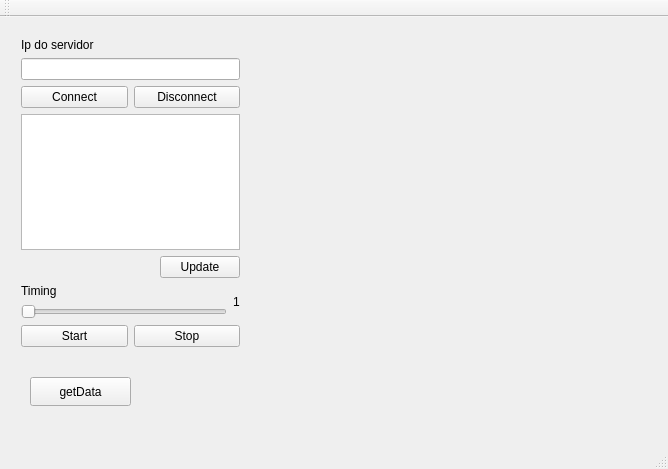
This is QtTcpClientConsumer/mainwindow.ui in rodolfostark/qt-supervisory-system as Qt 5 draws it before an edit. The edited form follows.
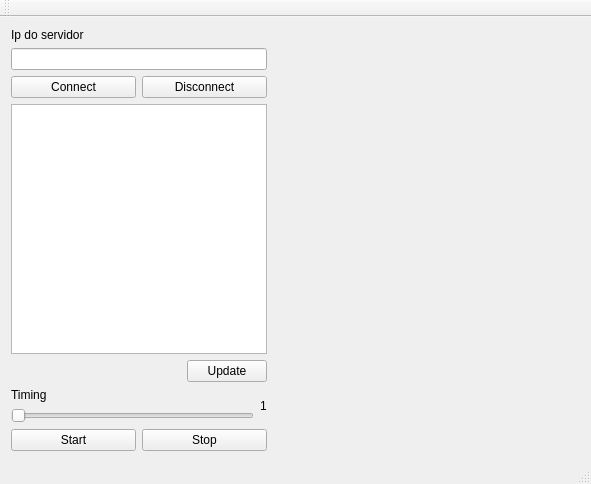
This is the edited form. Custom widgets are drawn as their Qt base class.

```diff
--- a/QtTcpClientConsumer/mainwindow.ui
+++ b/QtTcpClientConsumer/mainwindow.ui
@@ -6,36 +6,16 @@
    <rect>
     <x>0</x>
     <y>0</y>
-    <width>668</width>
-    <height>469</height>
+    <width>591</width>
+    <height>484</height>
    </rect>
   </property>
   <property name="windowTitle">
    <string>MainWindow</string>
   </property>
   <widget class="QWidget" name="centralWidget">
-   <widget class="QPushButton" name="pushButtonGet">
-    <property name="geometry">
-     <rect>
-      <x>30</x>
-      <y>360</y>
-      <width>101</width>
-      <height>29</height>
-     </rect>
-    </property>
-    <property name="text">
-     <string>getData</string>
-    </property>
-   </widget>
-   <widget class="QWidget" name="layoutWidget">
-    <property name="geometry">
-     <rect>
-      <x>10</x>
-      <y>10</y>
-      <width>241</width>
-      <height>331</height>
-     </rect>
-    </property>
+   <layout class="QFormLayout" name="formLayout">
+    <item row="0" column="0">
     <layout class="QVBoxLayout" name="verticalLayout_7">
      <item>
       <layout class="QVBoxLayout" name="verticalLayout_6">
@@ -167,24 +147,18 @@
       </layout>
      </item>
     </layout>
-   </widget>
-   <widget class="Grafico" name="widgetGrafico" native="true">
-    <property name="geometry">
-     <rect>
-      <x>270</x>
-      <y>10</y>
-      <width>341</width>
-      <height>331</height>
-     </rect>
-    </property>
-   </widget>
+    </item>
+    <item row="0" column="1">
+     <widget class="Plotter" name="widgetPlotter" native="true"/>
+    </item>
+   </layout>
   </widget>
   <widget class="QMenuBar" name="menuBar">
    <property name="geometry">
     <rect>
      <x>0</x>
      <y>0</y>
-     <width>668</width>
+     <width>591</width>
      <height>22</height>
     </rect>
    </property>
@@ -202,9 +176,9 @@
  <layoutdefault spacing="6" margin="11"/>
  <customwidgets>
   <customwidget>
-   <class>Grafico</class>
+   <class>Plotter</class>
    <extends>QWidget</extends>
-   <header>grafico.h</header>
+   <header location="global">plotter.h</header>
    <container>1</container>
   </customwidget>
  </customwidgets>
```
Lines whose indentation alone changed are shown as unchanged.
